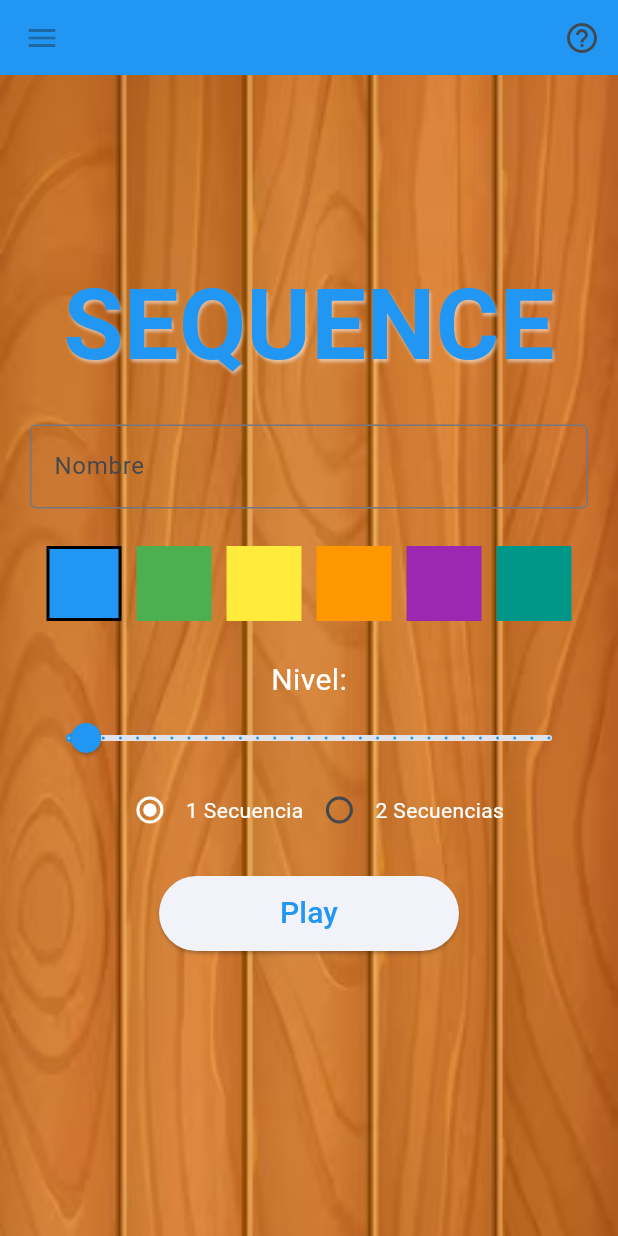
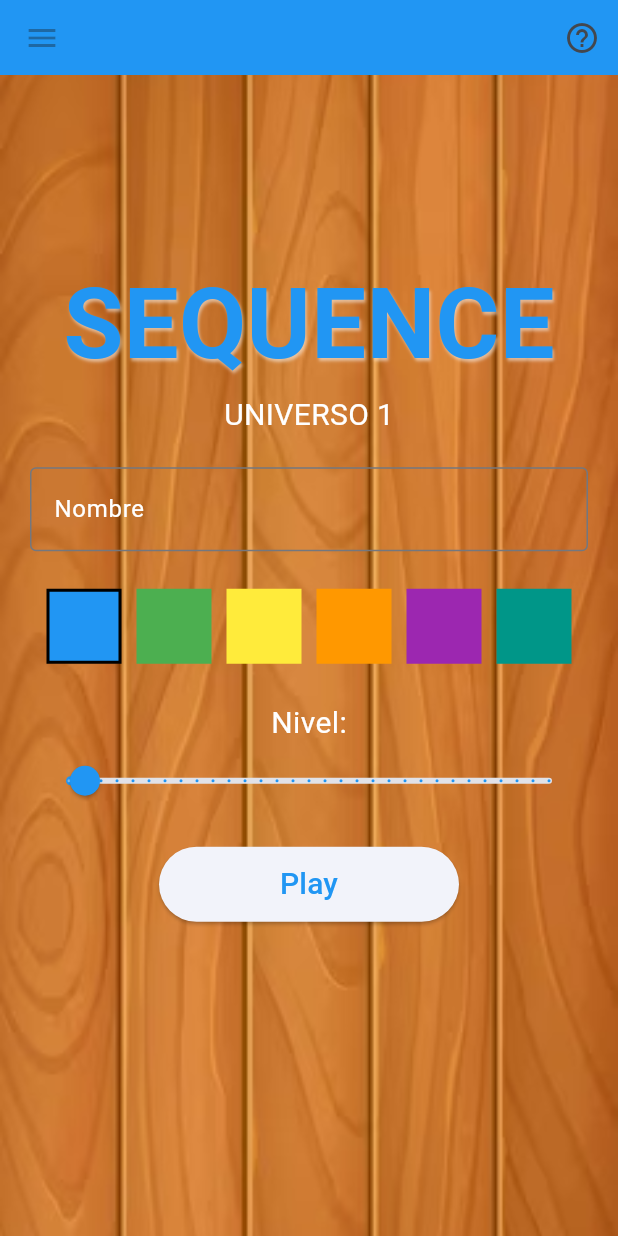
Before and after one commit to NicolasEdelman/Sequence, a Flutter app: the screen it shows after launch, on a phone screen of 412 x 824 dp. Run offline on Flutter 3.47's test engine with Material 3 defaults, Android fonts, the phone set to English and light mode, and no system bars; our stand-ins replace shared_preferences.

Commit message:
Navegacion de universos

```diff
--- a/lib/EntradaSplashScreen.dart
+++ b/lib/EntradaSplashScreen.dart
@@ -1,6 +1,5 @@
 import 'package:flutter/material.dart';
 import 'package:flutter/services.dart';
-import 'package:myapp/SplashScreenCargaNivel.dart';
 import 'package:myapp/main.dart';
 
 class EntradaSplashScreen extends StatefulWidget{
@@ -15,7 +14,7 @@
   void initState(){
     super.initState();
     SystemChrome.setEnabledSystemUIMode(SystemUiMode.immersive);
-    Future.delayed(Duration(seconds: 3), () {
+    Future.delayed(Duration(seconds: 1), () {
       Navigator.of(context).pushReplacement(MaterialPageRoute(builder: (_) => const MyHomePage(title: "Hola", subtitle: "Verano")));
     });
   }
--- a/lib/PaginaInicio.dart
+++ b/lib/PaginaInicio.dart
@@ -8,15 +8,20 @@
   final Function(Color?) onColorChanged;
   final Function(int) onCantSequencesChanged;
   final Function(double) onLevelChanged;
+  final Function(int) onUniverseChanged;
   final Color mainColor;
   final int ultimoNivelDesbloqueado;
+  final int universo;
+  final int ultimoUniversoDesbloqueado;
 
-  const GeneratorPage({Key? key, required this.onStartGame, required this.onNameChanged, required this.onColorChanged, required this.onCantSequencesChanged, required this.onLevelChanged, required this.mainColor, required this.ultimoNivelDesbloqueado}) : super(key: key);
+  const GeneratorPage({Key? key, required this.onStartGame, required this.onNameChanged, required this.onColorChanged, required this.onCantSequencesChanged, required this.onLevelChanged, required this.onUniverseChanged, required this.mainColor, required this.ultimoNivelDesbloqueado, required this.universo, required this.ultimoUniversoDesbloqueado}) : super(key: key);
 
   @override
   State<GeneratorPage> createState() => _GeneratorPageState(
     mainColor: mainColor,
-    ultimoNivelDesbloqueado: ultimoNivelDesbloqueado
+    ultimoNivelDesbloqueado: ultimoNivelDesbloqueado,
+    universo: universo,
+      ultimoUniversoDesbloqueado: ultimoUniversoDesbloqueado
   );
 }
 
@@ -28,13 +33,17 @@
   double _currentSliderValue = 1;
   Color? mainColor;
   int ultimoNivelDesbloqueado;
-  int ultimoNivelDisponible = 28;
+  int ultimoNivelDisponible = 30;
+  int universo;
+  int ultimoUniversoDesbloqueado;
 
   _GeneratorPageState({
     required this.mainColor,
-    required this.ultimoNivelDesbloqueado
+    required this.ultimoNivelDesbloqueado,
+    required this.universo,
+    required this.ultimoUniversoDesbloqueado
   }){
-    initSharedPreferences();
+    //initSharedPreferences();
   }
   Future<void> initSharedPreferences() async {
     await leerDatos();
@@ -55,13 +64,22 @@
 
   @override
   Widget build(BuildContext context) {
+    String fondoPath = "";
+    switch (universo){
+      case 1:
+        fondoPath = "assets/images/Fondo1.png";
+      case 2:
+        fondoPath = "assets/images/FondoVerde.png";
+      case 3:
+        fondoPath = "assets/images/FondoNegro.png";
+    }
     return Scaffold(
       body: SingleChildScrollView(
         child: Container(
           height: MediaQuery.of(context).size.height,
           decoration: BoxDecoration(
             image: DecorationImage(
-              image: AssetImage("assets/images/Fondo1.png"),
+              image: AssetImage(fondoPath),
               fit: BoxFit.cover,
             ),
           ),
@@ -87,6 +105,11 @@
                       ],
                     ),
                   ),
+
+                  Text("UNIVERSO $universo", style: TextStyle(
+                    fontSize: 20,
+                    color: Colors.white,
+                  ),),
                   SizedBox(height: 20),
                   TextField(
                     controller: _nameController,
@@ -95,6 +118,8 @@
                       labelText: 'Nombre',
                       border: OutlineInputBorder(),
                       errorText: nombreVacio ? "El nombre no puede estar vacío" : null,
+                      hintStyle: TextStyle(color: Colors.white),
+                      labelStyle: TextStyle(color: Colors.white),
                     ),
                     onChanged: (value) {
                       widget.onNameChanged(value);
@@ -131,7 +156,7 @@
                       }
                     },
                   ),
-                  Row(
+                  /*Row(
                     mainAxisAlignment: MainAxisAlignment.center,
                     children: [
                       Radio(
@@ -157,7 +182,7 @@
                       ),
                       Text('2 Secuencias', style: TextStyle(color: Colors.white),),
                     ],
-                  ),
+                  ),*/
                   SizedBox(height: 20),
                   ElevatedButton(
                     onPressed: () {
@@ -179,6 +204,67 @@
                       minimumSize: Size(200, 50), // Establecer el tamaño del botón
                     ),
                     child: Text("Play", style: TextStyle(fontSize: 20, color: mainColor),),
+                  ),
+                  SizedBox(height: 20),
+                  Row(
+                    mainAxisAlignment: MainAxisAlignment.center,
+                    children: [
+                      if(universo>1)
+                        ElevatedButton(onPressed: (){
+                          setState(() {
+                            universo--;
+                            widget.onUniverseChanged(universo);
+                          });
+                        },
+                          style: ElevatedButton.styleFrom(
+                            backgroundColor: Colors.white.withOpacity(0.7), // Color de fondo con 50% de opacidad
+                            elevation: 0,
+                          ),
+                          child: Row(
+                          mainAxisAlignment: MainAxisAlignment.center,
+
+                          children: [
+                            Icon(
+                              Icons.arrow_left,
+                              color: mainColor,
+                              size: 20,
+                            ),
+                            SizedBox(width: 3),
+                            Text(
+                              "Universo anterior",
+                              style: TextStyle(fontSize: 10, color: mainColor),
+                            ),
+                          ],
+                        ),),
+                      SizedBox(width: 10),
+                      if(universo < ultimoUniversoDesbloqueado)
+                        ElevatedButton(onPressed: (){
+                          setState(() {
+                            universo++;
+                            widget.onUniverseChanged(universo);
+                          });
+                        },style: ElevatedButton.styleFrom(
+                          backgroundColor: Colors.white.withOpacity(0.7), // Color de fondo con 50% de opacidad
+                          elevation: 0, // Elimina la sombra del botón
+                        ),
+                          child: Row(
+                          mainAxisAlignment: MainAxisAlignment.center,
+                          children: [
+                            Text(
+                              "Proximo universo",
+                              style: TextStyle(fontSize: 10, color: mainColor),
+                            ),
+                            SizedBox(width: 3),
+                            Icon(
+                              Icons.arrow_right,
+                              color: mainColor,
+                              size: 20,
+                            ),
+
+
+                          ],
+                        ),),
+                    ],
                   ),
                 ],
               ),
--- a/lib/main.dart
+++ b/lib/main.dart
@@ -71,15 +71,17 @@
   String name = '';
   double nivel = 1;
   MyAppState? appState;
-  int ultimoNivelDesbloqueado = 1;
+  int ultimoNivelDesbloqueado = 30;
   int ultimoNivelDisponible = 30;
+  int universoActual = 1;
+  int ultimoUniversoDisponible = 1;
 
 
   @override
   void initState(){
     super.initState();
     _dynamicTitle = widget.title;
-    initSharedPreferences();
+    //initSharedPreferences();
   }
   Future<void> initSharedPreferences() async {
     await leerDatos();
@@ -96,6 +98,7 @@
   void cargarDatos() async{
     final prefs = await SharedPreferences.getInstance();
     await prefs.setInt('ultimoNivelDesbloqueado', ultimoNivelDesbloqueado);
+    //await prefs.setInt("ultimoNivelDesbloqueado", ultimoNivelDesbloqueado);
     int nuevoNivel = prefs.getInt('ultimoNivelDesbloqueado') ?? 1;
     setState(() {
       ultimoNivelDesbloqueado = nuevoNivel;
@@ -124,15 +127,19 @@
       nivel = nuevoNivel;
     });
   }
+  void handleUniverseChanged(int nuevoUniverso){
+    setState(() {
+      universoActual = nuevoUniverso;
+    });
+  }
 
   void handleMatchFinished(Resultado resultado) async{
     print("Termino el partido y el ganador fue el jugador  ${resultado.ganador}");
     setState(() {
       if(resultado.ganador == 1 && resultado.nivel == ultimoNivelDesbloqueado){
         ultimoNivelDesbloqueado++;
-        print("Pase de niveeell: $ultimoNivelDesbloqueado");
       }
-      cargarDatos();
+      //cargarDatos();
     });
   }
 
@@ -231,6 +238,25 @@
   }
 
   void terminasteElJuego(){
+    setState(() {
+      if(universoActual == ultimoUniversoDisponible){
+        ultimoUniversoDisponible++;
+      }
+    });
+    String completadoPath = "";
+    String texto = "";
+    switch (universoActual){
+      case 1:
+        completadoPath = "assets/images/Completado1.png";
+        texto = "¡Viajar al proximo universo!";
+      case 2:
+        completadoPath = "assets/images/Completado2.png";
+        texto = "¡Viajar al proximo universo!";
+      case 3:
+        completadoPath = "assets/images/Completado3.png";
+        texto = "¡Completaste el juego!";
+
+    }
     showDialog(
       context: context,
       builder: (BuildContext context) {
@@ -241,7 +267,7 @@
                 mainAxisSize: MainAxisSize.min,
                 mainAxisAlignment: MainAxisAlignment.center,
                 children: [
-                  Image.asset("assets/images/Terminaste.png"),
+                  Image.asset(completadoPath),
                 ],
               ),
             ),
@@ -260,9 +286,10 @@
                         isPlaying = false;
                         selectedIndex = 0;
                         selectedSequence = 1;
+                        if(universoActual<3)universoActual++;
                       });// Cierra el cuadro de diálogo
                     },
-                    child: Text('¡Muchas gracias!'),
+                    child: Text(texto),
                   ),
                 ],
               ),
@@ -289,8 +316,11 @@
           onColorChanged: handleColorChanged,
           onCantSequencesChanged: handleCantSequencesChanged,
           onLevelChanged: handleLevelChanged,
+          onUniverseChanged: handleUniverseChanged,
           mainColor: J1selectedColor!,
           ultimoNivelDesbloqueado: ultimoNivelDesbloqueado,
+          universo: universoActual,
+          ultimoUniversoDesbloqueado: ultimoUniversoDisponible,
         );
         break;
       case 1:
@@ -301,9 +331,9 @@
         page = TableroPage(
           J1selectedColor: J1selectedColor,
           J2selectedColor: Colors.white,
-          selectedSequence: selectedSequence,
           name: name,
           level: nivel,
+          universo: universoActual,
           onMatchFinished: handleMatchFinished,
           siguienteNivel: handleSiguienteNivel,
         );
--- a/pubspec.yaml
+++ b/pubspec.yaml
@@ -78,6 +78,12 @@
     - assets/images/Perdiste.png
     - assets/images/Perdiste1.png
     - assets/images/Terminaste.png
+    - assets/images/FondoNegro.png
+    - assets/images/FondoRojo.png
+    - assets/images/FondoVerde.png
+    - assets/images/Completado1.png
+    - assets/images/Completado2.png
+    - assets/images/Completado3.png
 
   # An image asset can refer to one or more resolution-specific "variants", see
   # https://flutter.dev/assets-and-images/#resolution-aware
```
Also changed, not shown: lib/Tablero.dart (+41 -19 lines), assets/images/Completado1.png (added), assets/images/Completado2.png (added), assets/images/Completado3.png (added), assets/images/FondoNegro.png (added), assets/images/FondoRojo.png (added), assets/images/FondoVerde.png (added).
